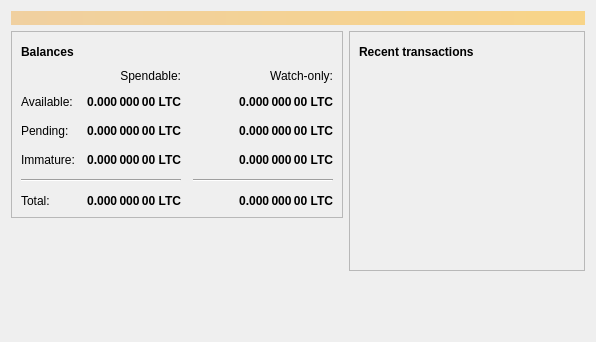
The window that src/qt/forms/overviewpage.ui (mikerodey/Garlicoin) describes before a commit, drawn with Qt 5.
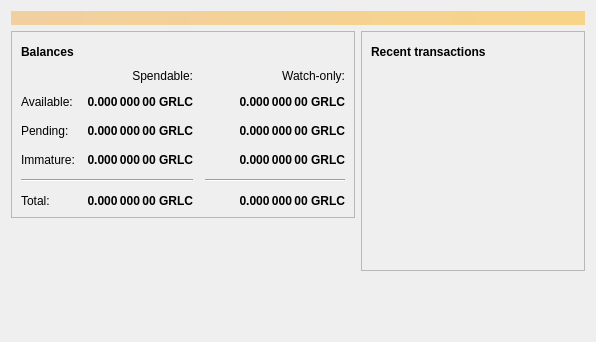
The same window after the commit. Icons and pictures are not drawn.

Diff of the .ui file:
```diff
--- a/src/qt/forms/overviewpage.ui
+++ b/src/qt/forms/overviewpage.ui
@@ -129,7 +129,7 @@
                <string>Unconfirmed transactions to watch-only addresses</string>
               </property>
               <property name="text">
-               <string notr="true">0.000 000 00 LTC</string>
+               <string notr="true">0.000 000 00 GRLC</string>
               </property>
               <property name="alignment">
                <set>Qt::AlignRight|Qt::AlignTrailing|Qt::AlignVCenter</set>
@@ -154,7 +154,7 @@
                <string>Total of transactions that have yet to be confirmed, and do not yet count toward the spendable balance</string>
               </property>
               <property name="text">
-               <string notr="true">0.000 000 00 LTC</string>
+               <string notr="true">0.000 000 00 GRLC</string>
               </property>
               <property name="alignment">
                <set>Qt::AlignRight|Qt::AlignTrailing|Qt::AlignVCenter</set>
@@ -179,7 +179,7 @@
                <string>Mined balance in watch-only addresses that has not yet matured</string>
               </property>
               <property name="text">
-               <string notr="true">0.000 000 00 LTC</string>
+               <string notr="true">0.000 000 00 GRLC</string>
               </property>
               <property name="alignment">
                <set>Qt::AlignRight|Qt::AlignTrailing|Qt::AlignVCenter</set>
@@ -237,7 +237,7 @@
                <string>Mined balance that has not yet matured</string>
               </property>
               <property name="text">
-               <string notr="true">0.000 000 00 LTC</string>
+               <string notr="true">0.000 000 00 GRLC</string>
               </property>
               <property name="alignment">
                <set>Qt::AlignRight|Qt::AlignTrailing|Qt::AlignVCenter</set>
@@ -282,7 +282,7 @@
                <string>Your current total balance</string>
               </property>
               <property name="text">
-               <string notr="true">0.000 000 00 LTC</string>
+               <string notr="true">0.000 000 00 GRLC</string>
               </property>
               <property name="alignment">
                <set>Qt::AlignRight|Qt::AlignTrailing|Qt::AlignVCenter</set>
@@ -307,7 +307,7 @@
                <string>Current total balance in watch-only addresses</string>
               </property>
               <property name="text">
-               <string notr="true">0.000 000 00 LTC</string>
+               <string notr="true">0.000 000 00 GRLC</string>
               </property>
               <property name="alignment">
                <set>Qt::AlignRight|Qt::AlignTrailing|Qt::AlignVCenter</set>
@@ -349,7 +349,7 @@
                <string>Your current spendable balance</string>
               </property>
               <property name="text">
-               <string notr="true">0.000 000 00 LTC</string>
+               <string notr="true">0.000 000 00 GRLC</string>
               </property>
               <property name="alignment">
                <set>Qt::AlignRight|Qt::AlignTrailing|Qt::AlignVCenter</set>
@@ -374,7 +374,7 @@
                <string>Your current balance in watch-only addresses</string>
               </property>
               <property name="text">
-               <string notr="true">0.000 000 00 LTC</string>
+               <string notr="true">0.000 000 00 GRLC</string>
               </property>
               <property name="alignment">
                <set>Qt::AlignRight|Qt::AlignTrailing|Qt::AlignVCenter</set>
```
Left out of the diff: 4 changed lines with no effect on the pictures.
